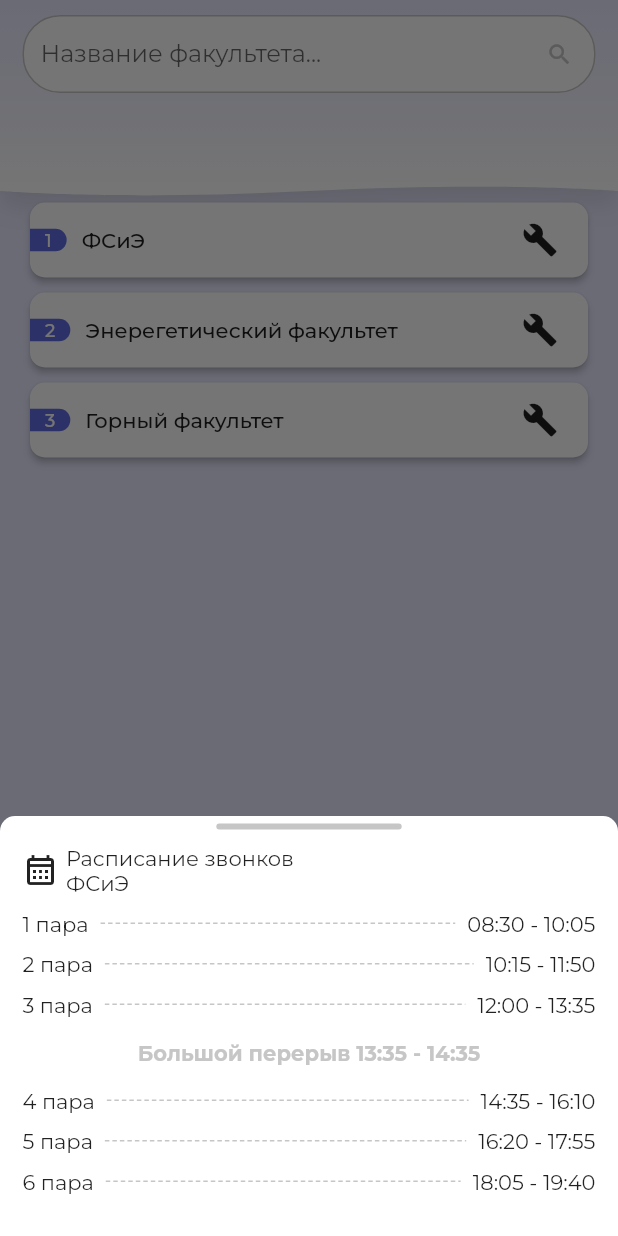
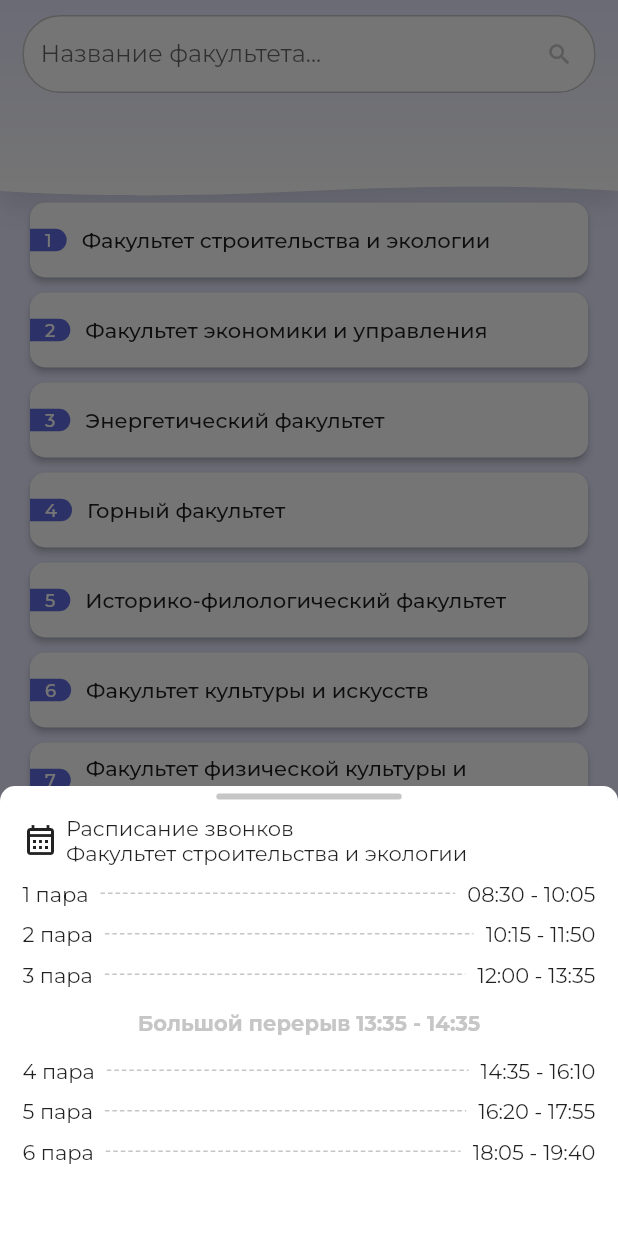
Before and after one commit to 0chuhh/scheddule_mobile, a Flutter app: the screen it shows after launch, after a tap on an icon or button, on a phone screen of 412 x 824 dp. Run offline on Flutter 3.47's test engine with Material 2 defaults, Android fonts, the light colour scheme and no system bars; our stand-ins replace gap, table_calendar, timelines.

Commit message:
feat: изменение стилизации карточек с факультетами

```diff
--- a/lib/screens/bell_schedule_screen.dart
+++ b/lib/screens/bell_schedule_screen.dart
@@ -16,8 +16,7 @@ class _BellScheduleScreenState extends State<BellScheduleScreen> {
   final List<Map<String, dynamic>> _allFaculties = [
     {
       'id': 1,
-      'name': 'ФСиЭ',
-      'icon': Icons.build,
+      'name': 'Факультет строительства и экологии',
       'bellSchedule': {
         'big_break': '13:35 - 14:35',
         '1': '08:30 - 10:05',
@@ -30,8 +29,7 @@ class _BellScheduleScreenState extends State<BellScheduleScreen> {
     },
     {
       'id': 2,
-      'name': 'Энерегетический факультет',
-      'icon': Icons.build,
+      'name': 'Факультет экономики и управления',
       'bellSchedule': {
         'big_break': '13:35 - 14:35',
         '1': '08:30 - 10:05',
@@ -44,8 +42,124 @@ class _BellScheduleScreenState extends State<BellScheduleScreen> {
     },
     {
       'id': 3,
+      'name': 'Энергетический факультет',
+      'bellSchedule': {
+        'big_break': '13:35 - 14:35',
+        '1': '08:30 - 10:05',
+        '2': '10:15 - 11:50',
+        '3': '12:00 - 13:35',
+        '4': '14:35 - 16:10',
+        '5': '16:20 - 17:55',
+        '6': '18:05 - 19:40',
+      }
+    },
+    {
+      'id': 4,
       'name': 'Горный факультет',
-      'icon': Icons.build,
+      'bellSchedule': {
+        'big_break': '13:35 - 14:35',
+        '1': '08:30 - 10:05',
+        '2': '10:15 - 11:50',
+        '3': '12:00 - 13:35',
+        '4': '14:35 - 16:10',
+        '5': '16:20 - 17:55',
+        '6': '18:05 - 19:40',
+      }
+    },
+    {
+      'id': 5,
+      'name': 'Историко-филологический факультет',
+      'bellSchedule': {
+        'big_break': '13:35 - 14:35',
+        '1': '08:30 - 10:05',
+        '2': '10:15 - 11:50',
+        '3': '12:00 - 13:35',
+        '4': '14:35 - 16:10',
+        '5': '16:20 - 17:55',
+        '6': '18:05 - 19:40',
+      }
+    },
+    {
+      'id': 6,
+      'name': 'Факультет культуры и искусств',
+      'bellSchedule': {
+        'big_break': '13:35 - 14:35',
+        '1': '08:30 - 10:05',
+        '2': '10:15 - 11:50',
+        '3': '12:00 - 13:35',
+        '4': '14:35 - 16:10',
+        '5': '16:20 - 17:55',
+        '6': '18:05 - 19:40',
+      }
+    },
+    {
+      'id': 7,
+      'name': 'Факультет физической культуры и спорта',
+      'bellSchedule': {
+        'big_break': '13:35 - 14:35',
+        '1': '08:30 - 10:05',
+        '2': '10:15 - 11:50',
+        '3': '12:00 - 13:35',
+        '4': '14:35 - 16:10',
+        '5': '16:20 - 17:55',
+        '6': '18:05 - 19:40',
+      }
+    },
+    {
+      'id': 8,
+      'name': 'Факультет естественный наук, математики и технологий',
+      'bellSchedule': {
+        'big_break': '13:35 - 14:35',
+        '1': '08:30 - 10:05',
+        '2': '10:15 - 11:50',
+        '3': '12:00 - 13:35',
+        '4': '14:35 - 16:10',
+        '5': '16:20 - 17:55',
+        '6': '18:05 - 19:40',
+      }
+    },
+    {
+      'id': 9,
+      'name': 'Социологический факультет',
+      'bellSchedule': {
+        'big_break': '13:35 - 14:35',
+        '1': '08:30 - 10:05',
+        '2': '10:15 - 11:50',
+        '3': '12:00 - 13:35',
+        '4': '14:35 - 16:10',
+        '5': '16:20 - 17:55',
+        '6': '18:05 - 19:40',
+      }
+    },
+    {
+      'id': 10,
+      'name': 'Психолого-педагогический факультет',
+      'bellSchedule': {
+        'big_break': '13:35 - 14:35',
+        '1': '08:30 - 10:05',
+        '2': '10:15 - 11:50',
+        '3': '12:00 - 13:35',
+        '4': '14:35 - 16:10',
+        '5': '16:20 - 17:55',
+        '6': '18:05 - 19:40',
+      }
+    },
+    {
+      'id': 11,
+      'name': 'Психолого-педагогический факультет',
+      'bellSchedule': {
+        'big_break': '13:35 - 14:35',
+        '1': '08:30 - 10:05',
+        '2': '10:15 - 11:50',
+        '3': '12:00 - 13:35',
+        '4': '14:35 - 16:10',
+        '5': '16:20 - 17:55',
+        '6': '18:05 - 19:40',
+      }
+    },
+    {
+      'id': 12,
+      'name': 'Юридический факультет',
       'bellSchedule': {
         'big_break': '13:35 - 14:35',
         '1': '08:30 - 10:05',
@@ -138,7 +252,7 @@ class _BellScheduleScreenState extends State<BellScheduleScreen> {
                         color: Colors.white,
                         borderRadius: BorderRadius.only(
                             topRight: Radius.circular(10), topLeft: Radius.circular(10))),
-                    height: 280,
+                    height: 300,
                     width: MediaQuery.of(context).size.width,
                     child: Padding(
                       padding: const EdgeInsets.symmetric(horizontal: 15.0, vertical: 5.0),
@@ -157,12 +271,14 @@ class _BellScheduleScreenState extends State<BellScheduleScreen> {
                             children: [
                               const Icon(Icons.calendar_month_outlined),
                               const Gap(5),
-                              Column(
+                              Flexible(
+                                child: Column(
                                   crossAxisAlignment: CrossAxisAlignment.start,
                                   children: [
                                     const Text('Расписание звонков'),
-                                  Text(name),
+                                    Text(name,),
                                   ],
+                                ),
                               )
                             ],
                           ),
@@ -313,12 +429,12 @@ class _BellScheduleScreenState extends State<BellScheduleScreen> {
                 ),
               ),
             ),
-            Padding(
+            Flexible(
+              child: Padding(
                 padding: const EdgeInsets.symmetric(horizontal: 10),
                 child: Text(name),
               ),
-            const Spacer(),
-            Icon(icon),
+            ),
           ],
         ));
   }
```
Lines whose indentation alone changed are shown as unchanged.
